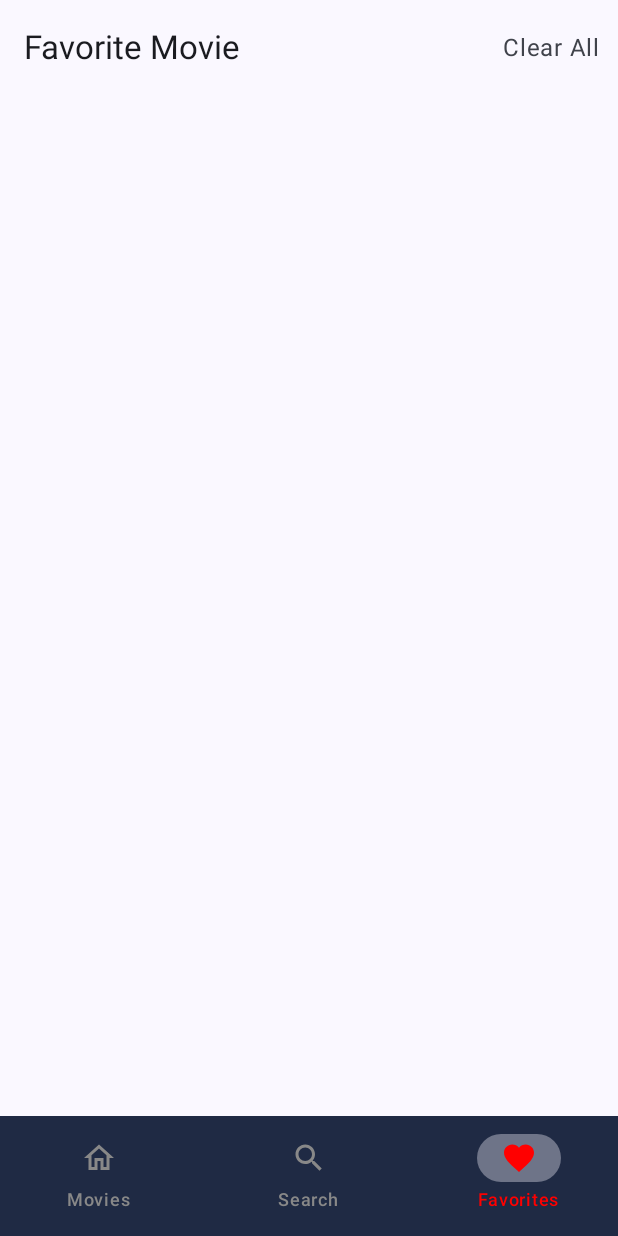
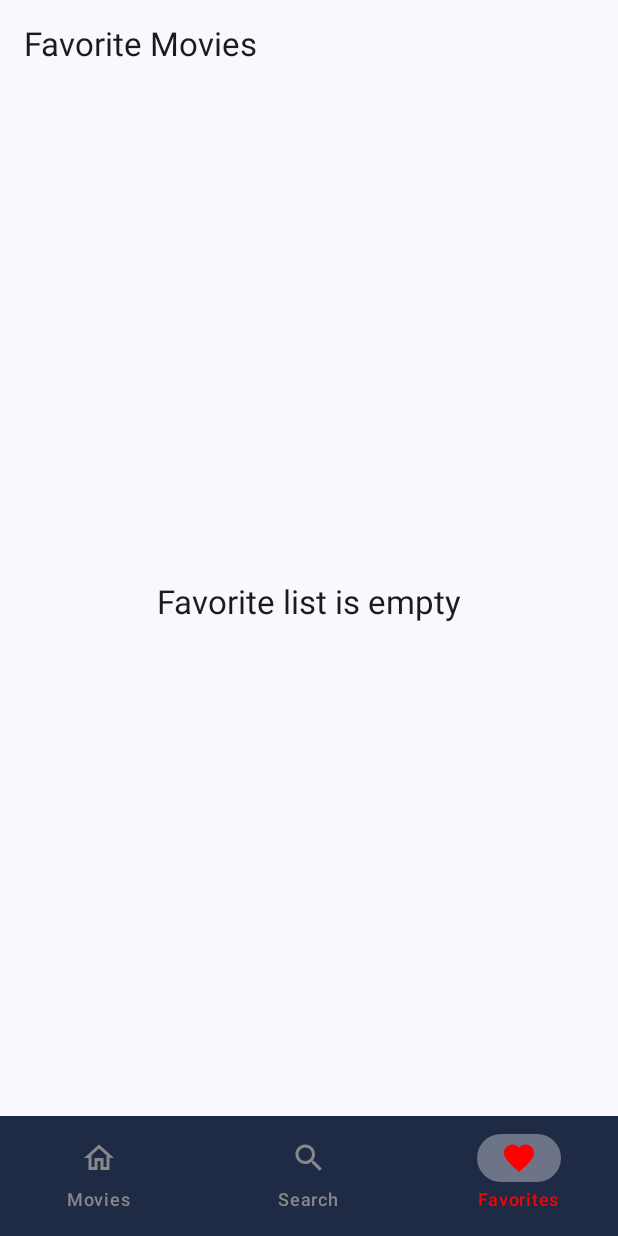
Before and after one commit to Hrithik-Joshi/Movie-Compose, an Android app built with Jetpack Compose: the screen it shows after launch (MainActivity), item 3 of the bottom bar chosen, on a phone screen of 412 x 824 dp. Run offline under Robolectric (Android 15) with nearby library versions, the light colour scheme and no system bars; our stand-ins replace Room's generated code; pictures from the network do not load.

Commit message:
completed development

```diff
--- a/app/src/main/java/com/hrithik/moviecompose/MainActivity.kt
+++ b/app/src/main/java/com/hrithik/moviecompose/MainActivity.kt
@@ -35,29 +35,9 @@ class MainActivity : ComponentActivity() {
                             onItemSelected = { index ->
                                 selectedIconIndex = index
                                 when (index) {
-                                    0 -> navController.navigate("movie_list") {
-                                        popUpTo(navController.graph.startDestinationId) {
-                                            saveState = true
-                                        }
-                                        restoreState = true
-                                        launchSingleTop = true
-                                    }
-
-                                    1 -> navController.navigate("search") {
-                                        popUpTo(navController.graph.startDestinationId) {
-                                            saveState = true
-                                        }
-                                        restoreState = true
-                                        launchSingleTop = true
-                                    }
-
-                                    2 -> navController.navigate("favorites") {
-                                        popUpTo(navController.graph.startDestinationId) {
-                                            saveState = true
-                                        }
-                                        restoreState = true
-                                        launchSingleTop = true
-                                    }
+                                    0 -> navController.navigate("movie_list")
+                                    1 -> navController.navigate("search")
+                                    2 -> navController.navigate("favorites")
                                 }
                             }
                         )
--- a/app/src/main/java/com/hrithik/moviecompose/ui/screens/FavoriteScreen.kt
+++ b/app/src/main/java/com/hrithik/moviecompose/ui/screens/FavoriteScreen.kt
@@ -5,12 +5,14 @@ import androidx.compose.foundation.layout.Arrangement
 import androidx.compose.foundation.layout.Box
 import androidx.compose.foundation.layout.PaddingValues
 import androidx.compose.foundation.layout.fillMaxSize
+import androidx.compose.foundation.layout.height
 import androidx.compose.foundation.layout.padding
 import androidx.compose.foundation.lazy.grid.GridCells
 import androidx.compose.foundation.lazy.grid.LazyVerticalGrid
 import androidx.compose.foundation.lazy.grid.rememberLazyGridState
 import androidx.compose.material3.CircularProgressIndicator
 import androidx.compose.material3.ExperimentalMaterial3Api
+import androidx.compose.material3.MaterialTheme
 import androidx.compose.material3.Scaffold
 import androidx.compose.material3.Text
 import androidx.compose.material3.TopAppBar
@@ -32,8 +34,8 @@ fun FavoriteScreen(favoriteListViewModel: FavoriteListViewModel = koinViewModel(
 
     val movieDetails by favoriteListViewModel.movieDBState.collectAsState()
     val scrollState = rememberLazyGridState()
-    Scaffold(snackbarHost = {
-    }, content = { padding ->
+    Scaffold(
+        content = { padding ->
             Box(
                 modifier = Modifier
                     .fillMaxSize()
@@ -79,24 +81,42 @@ fun FavoriteScreen(favoriteListViewModel: FavoriteListViewModel = koinViewModel(
                         }
                     }
 
-                FavoriteListViewModel.FavoriteListModelState.INIT -> TODO()
-                FavoriteListViewModel.FavoriteListModelState.NO_RESULTS -> TODO()
+                    FavoriteListViewModel.FavoriteListModelState.INIT -> {
+                        CircularProgressIndicator(
+                            modifier = Modifier
+                                .align(alignment = Alignment.Center)
+                        )
+                    }
+
+                    FavoriteListViewModel.FavoriteListModelState.NO_RESULTS -> {
+                        Box(
+                            modifier = Modifier
+                                .align(alignment = Alignment.Center)
+                        ) {
+                            Text(
+                                text = ("Favorite list is empty"),
+                                style = MaterialTheme.typography.titleLarge,
+                            )
+                        }
+                    }
                 }
             }
         },
         topBar = {
-            TopAppBar(
-                title = { Text("Favorite Movie") },
+            TopAppBar(modifier = Modifier.height(60.dp),
+                title = {
+                    Text("Favorite Movies")
+                },
                 actions = {
+                    if (movieDetails.favoriteUIState != FavoriteListViewModel.FavoriteListModelState.NO_RESULTS) {
                         Text(
                             modifier = Modifier
                                 .clickable {
                                     favoriteListViewModel.clearMovieDB()
+                                },
+                            text = AnnotatedString("Clear All"),
+                        )
                     }
-                            .padding(8.dp),
-                        text = AnnotatedString("Clear All"),
-
-                        )
                 })
         })
 }
--- a/app/src/main/java/com/hrithik/moviecompose/viewModel/FavoriteListViewModel.kt
+++ b/app/src/main/java/com/hrithik/moviecompose/viewModel/FavoriteListViewModel.kt
@@ -54,7 +54,7 @@ class FavoriteListViewModel(private val movieRepository: MovieRepository) : View
                         movieId = movie.id,
                         movieTitle = movie.title,
                         releaseDate = movie.release_date,
-                        popularity = (movie.vote_average?.times(10))?.toInt(),
+                        popularity = (movie.vote_average?.toInt()),
                         imageUrl = movie.poster_path?.let { baseImageUrl + it },
                         overview = movie.overview
                     )
@@ -62,7 +62,11 @@ class FavoriteListViewModel(private val movieRepository: MovieRepository) : View
                 _movieDBState.update {
                     it.copy(
                         movies = it.movies + movieDataList,
-                        favoriteUIState = FavoriteListModelState.SUCCESS_MOVIE_LIST
+                        favoriteUIState = if (movieDataList.isEmpty()) {
+                            FavoriteListModelState.NO_RESULTS
+                        } else {
+                            FavoriteListModelState.SUCCESS_MOVIE_LIST
+                        }
                     )
                 }
             } catch (e: Exception) {
@@ -77,7 +81,14 @@ class FavoriteListViewModel(private val movieRepository: MovieRepository) : View
         viewModelScope.launch {
             try {
                 movieRepository.clearMovieInDB()
-            }catch (e: Exception){
+                _movieDBState.update {
+                    it.copy(
+                        favoriteUIState = FavoriteListModelState.NO_RESULTS,
+                        movies = emptyList()
+                    )
+
+                }
+            } catch (e: Exception) {
                 print(message = e.message)
             }
         }
```
Lines whose indentation alone changed are shown as unchanged.
